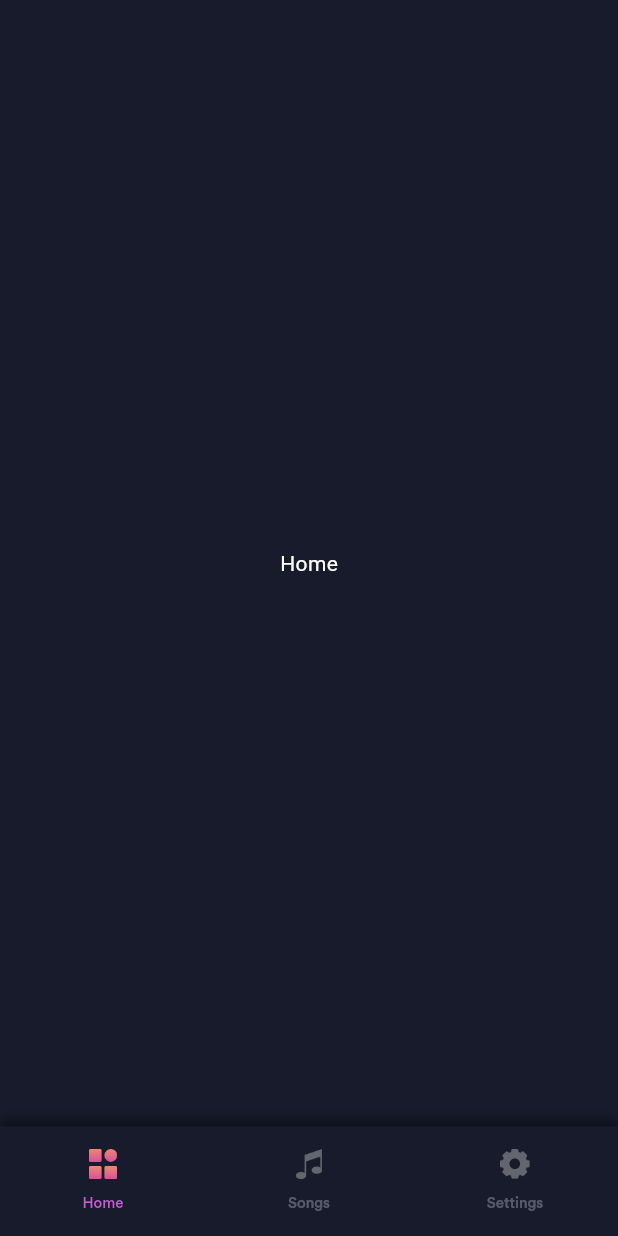
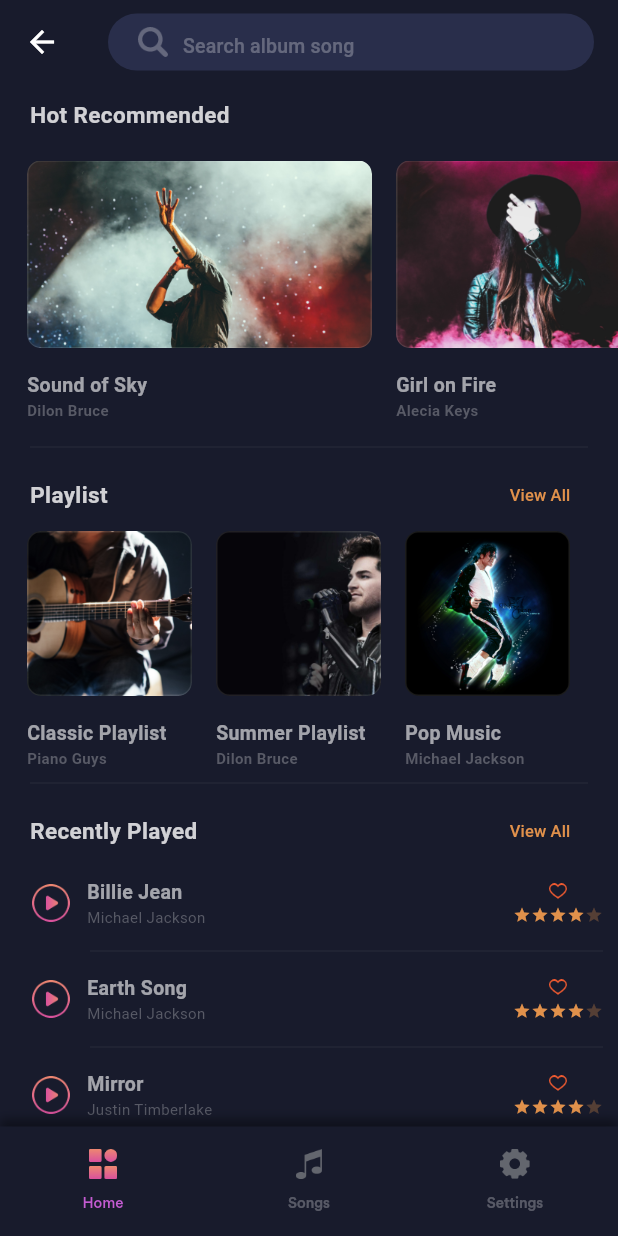
Before and after one commit to ediotic/music-player, a Flutter app: the screen it shows after launch, on a phone screen of 412 x 824 dp. Run offline on Flutter 3.47's test engine with Material 3 defaults, Android fonts, the phone set to English and light mode, and no system bars; drawn by our look-alikes of flutter_rating_bar; our stand-ins replace get.

Commit message:
create home view page and logic put flutter rating bar

```diff
--- /dev/null
+++ b/lib/common_widgets/app_gap.dart
@@ -0,0 +1,14 @@
+import 'package:flutter/material.dart';
+
+class AppGap extends StatelessWidget {
+  final double height;
+  final double width;
+  final Widget? child;
+
+  const AppGap({this.height = 0, this.width = 0, super.key, this.child});
+
+  @override
+  Widget build(BuildContext context) {
+    return SizedBox(height: height, width: width);
+  }
+}
--- /dev/null
+++ b/lib/common_widgets/playlist_cell.dart
@@ -0,0 +1,50 @@
+import 'package:flutter/material.dart';
+
+import '../common/color_extension.dart';
+
+class PlayListCell extends StatelessWidget {
+  final Map mObj;
+  const PlayListCell({super.key, required this.mObj});
+
+  @override
+  Widget build(BuildContext context) {
+    return Container(
+      width: 110,
+      margin: const EdgeInsets.symmetric(horizontal: 8),
+      child: Column(
+        crossAxisAlignment: CrossAxisAlignment.start,
+        children: [
+          ClipRRect(
+            borderRadius: BorderRadius.circular(9),
+            child: Image.asset(
+              mObj["image"],
+              width: double.maxFinite,
+              height: 110,
+              fit: BoxFit.cover,
+            ),
+          ),
+
+          const SizedBox(height: 15,),
+
+          Text(
+            mObj["name"],
+            maxLines: 1,
+            style: TextStyle(
+                color: TColor.primaryText60,
+                fontSize: 13,
+                fontWeight: FontWeight.w700),
+          ),
+
+          Text(
+            mObj["artists"],
+            maxLines: 1,
+            style: TextStyle(
+                color: TColor.secondaryText,
+                fontSize: 10,
+                fontWeight: FontWeight.w700),
+          )
+        ],
+      ),
+    );
+  }
+}
--- /dev/null
+++ b/lib/common_widgets/recommended_cell.dart
@@ -0,0 +1,50 @@
+import 'package:flutter/material.dart';
+
+import '../common/color_extension.dart';
+
+class RecommendedCell extends StatelessWidget {
+  final Map mObj;
+  const RecommendedCell({super.key, required this.mObj});
+
+  @override
+  Widget build(BuildContext context) {
+    return Container(
+      width: 230,
+      margin: const EdgeInsets.symmetric(horizontal: 8),
+      child: Column(
+        crossAxisAlignment: CrossAxisAlignment.start,
+        children: [
+          ClipRRect(
+            borderRadius: BorderRadius.circular(9),
+            child: Image.asset(
+              mObj["image"],
+              width: double.maxFinite,
+              height: 125,
+              fit: BoxFit.cover,
+            ),
+          ),
+
+          const SizedBox(height: 15,),
+
+          Text(
+            mObj["name"],
+            maxLines: 1,
+            style: TextStyle(
+                color: TColor.primaryText60,
+                fontSize: 13,
+                fontWeight: FontWeight.w700),
+          ),
+
+          Text(
+            mObj["artists"],
+            maxLines: 1,
+            style: TextStyle(
+                color: TColor.secondaryText,
+                fontSize: 10,
+                fontWeight: FontWeight.w700),
+          )
+        ],
+      ),
+    );
+  }
+}
--- /dev/null
+++ b/lib/common_widgets/songs_row.dart
@@ -0,0 +1,93 @@
+// ignore_for_file: deprecated_member_use
+
+import 'package:flutter/material.dart';
+import 'package:flutter_rating_bar/flutter_rating_bar.dart';
+import 'package:music_player/common_widgets/app_gap.dart';
+import '../common/color_extension.dart';
+
+class SongsRow extends StatelessWidget {
+  final Map sObj;
+  final VoidCallback onPressedPlay;
+  final VoidCallback onPressed;
+  const SongsRow(
+      {super.key,
+      required this.sObj,
+      required this.onPressedPlay,
+      required this.onPressed});
+
+  @override
+  Widget build(BuildContext context) {
+    return Column(
+      mainAxisSize: MainAxisSize.min,
+      children: [
+        Row(
+          children: [
+            IconButton(
+              onPressed: onPressedPlay,
+              icon: Image.asset(
+                "assets/img/play_btn.png",
+                width: 25,
+                height: 25,
+              ),
+            ),
+            Expanded(
+              child: Column(
+                crossAxisAlignment: CrossAxisAlignment.start,
+                children: [
+                  Text(
+                    sObj["name"],
+                    maxLines: 1,
+                    style: TextStyle(
+                        color: TColor.primaryText60,
+                        fontSize: 13,
+                        fontWeight: FontWeight.w700),
+                  ),
+                  Text(
+                    sObj["artists"],
+                    maxLines: 1,
+                    style: TextStyle(
+                      color: TColor.secondaryText,
+                      fontSize: 10,
+                    ),
+                  )
+                ],
+              ),
+            ),
+            Column(
+
+              children: [
+                Image.asset("assets/img/fav.png",height: 12,width: 12,),
+                const AppGap(height: 4,),
+                IgnorePointer(
+                  ignoring: true,
+                  child: RatingBar.builder(
+                    initialRating: 4,
+                    minRating: 1,
+                    direction: Axis.horizontal,
+                    allowHalfRating: true,
+                    unratedColor: TColor.org.withOpacity(0.3),
+                    itemCount: 5,
+                    itemSize: 12,
+                    itemPadding: EdgeInsets.zero,
+                    itemBuilder: (context, _) => Icon(
+                      Icons.star,
+                      color: TColor.org,
+                    ),
+                    updateOnDrag: false,
+                    onRatingUpdate: (rating) {
+                      print(rating);
+                    },
+                  ),
+                ),
+              ],
+            ),
+          ],
+        ),
+        Divider(
+          color: Colors.white.withOpacity(0.07),
+          indent: 50,
+        ),
+      ],
+    );
+  }
+}
--- /dev/null
+++ b/lib/common_widgets/tittle_section.dart
@@ -0,0 +1,22 @@
+import 'package:flutter/material.dart';
+
+import '../common/color_extension.dart';
+
+class TittleSection extends StatelessWidget {
+  final String tittle;
+  const TittleSection({super.key, required this.tittle});
+
+  @override
+  Widget build(BuildContext context) {
+    return Padding(
+              padding: const EdgeInsets.symmetric(horizontal: 20, vertical: 10),
+              child: Text(
+                tittle,
+                style: TextStyle(
+                    fontSize: 15,
+                    color: TColor.primaryText80,
+                    fontWeight: FontWeight.w600),
+              ),
+            );
+  }
+}
--- /dev/null
+++ b/lib/common_widgets/view_all_section.dart
@@ -0,0 +1,39 @@
+import 'package:flutter/material.dart';
+
+import '../common/color_extension.dart';
+
+class ViewAllSection extends StatelessWidget {
+  final String title;
+  final String buttonTitle;
+  final VoidCallback onPressed;
+  const ViewAllSection(
+      {super.key, required this.title, this.buttonTitle = "View All", required this.onPressed});
+
+  @override
+  Widget build(BuildContext context) {
+    return Padding(
+      padding: const EdgeInsets.symmetric(horizontal: 20, vertical:0),
+      child: Row(
+        children: [
+          Expanded(
+            child: Text(
+              title,
+              style: TextStyle(
+                  fontSize: 15,
+                  color: TColor.primaryText80,
+                  fontWeight: FontWeight.w600),
+            ),
+          ),
+          TextButton(onPressed: onPressed,
+          child: Text(
+              buttonTitle,
+              style: TextStyle(
+                  fontSize: 11,
+                  color: TColor.org,
+                  ),
+            ),)
+        ],
+      ),
+    );
+  }
+}
--- /dev/null
+++ b/lib/view/home/home_view.dart
@@ -0,0 +1,147 @@
+
+
+// ignore_for_file: deprecated_member_use
+
+import 'package:flutter/material.dart';
+import 'package:get/get.dart';
+import 'package:music_player/common_widgets/playlist_cell.dart';
+import 'package:music_player/common_widgets/tittle_section.dart';
+
+import '../../common/color_extension.dart';
+import '../../common_widgets/recommended_cell.dart';
+import '../../common_widgets/songs_row.dart';
+import '../../common_widgets/view_all_section.dart';
+import '../../view_model/home_view_model.dart';
+
+class HomeView extends StatefulWidget {
+  const HomeView({super.key});
+
+  @override
+  State<HomeView> createState() => _HomeViewState();
+}
+
+class _HomeViewState extends State<HomeView> {
+  final homeVM = Get.put(HomeViewModel());
+
+  @override
+  Widget build(BuildContext context) {
+    return Scaffold(
+      appBar: AppBar(
+        backgroundColor: TColor.bg,
+        elevation: 0,
+        // leading: IconButton(
+        //     onPressed: () {
+        //       Get.find<SplashViewMode>().openDrawer();
+        //     },
+        //     icon: Image.asset(
+        //       "assets/img/menu.png",
+        //       width: 25,
+        //       height: 25,
+        //       fit: BoxFit.contain,
+        //     )),
+        title: Row(
+          children: [
+            Expanded(
+              child: Container(
+                height: 38,
+                decoration: BoxDecoration(
+                  color: const Color(0xff292E4B),
+                  borderRadius: BorderRadius.circular(19),
+                ),
+                child: TextField(
+                  controller: homeVM.txtSearch.value,
+                  decoration: InputDecoration(
+                      focusedBorder: InputBorder.none,
+                      enabledBorder: InputBorder.none,
+                      errorBorder: InputBorder.none,
+                      contentPadding: const EdgeInsets.symmetric(
+                          vertical: 4, horizontal: 20),
+                      prefixIcon: Container(
+                        margin: const EdgeInsets.only(left: 20),
+                        alignment: Alignment.centerLeft,
+                        width: 30,
+                        child: Image.asset(
+                          "assets/img/search.png",
+                          width: 20,
+                          height: 20,
+                          fit: BoxFit.contain,
+                          color: TColor.primaryText28,
+                        ),
+                      ),
+                      hintText: "Search album song",
+                      hintStyle: TextStyle(
+                        color: TColor.primaryText28,
+                        fontSize: 13,
+                      )),
+                ),
+              ),
+            )
+          ],
+        ),
+      ),
+      body: SingleChildScrollView(
+        child: Column(
+          crossAxisAlignment: CrossAxisAlignment.start,
+          children: [
+            const TittleSection(tittle: "Hot Recommended"),
+            SizedBox(
+              height: 193,
+              child: ListView.builder(
+                  padding:
+                      const EdgeInsets.symmetric(horizontal: 10, vertical: 10),
+                  scrollDirection: Axis.horizontal,
+                  itemCount: homeVM.hostRecommendedArr.length,
+                  itemBuilder: (context, index) {
+                    var mObj = homeVM.hostRecommendedArr[index];
+                    return RecommendedCell(mObj: mObj);
+                  }),
+            ),
+            Divider(
+              color: Colors.white.withOpacity(0.07),
+              indent: 20,
+              endIndent: 20,
+            ),
+            ViewAllSection(
+              title: "Playlist",
+              onPressed: () {},
+            ),
+            SizedBox(
+              height: 160,
+              child: ListView.builder(
+                  padding:
+                      const EdgeInsets.symmetric(horizontal: 10, vertical: 0),
+                  scrollDirection: Axis.horizontal,
+                  itemCount: homeVM.playListArr.length,
+                  itemBuilder: (context, index) {
+                    var mObj = homeVM.playListArr[index];
+                    return PlayListCell(mObj: mObj);
+                  }),
+            ),
+            Divider(
+              color: Colors.white.withOpacity(0.07),
+              indent: 20,
+              endIndent: 20,
+            ),
+            ViewAllSection(
+              title: "Recently Played",
+              onPressed: () {},
+            ),
+            ListView.builder(
+                physics: const NeverScrollableScrollPhysics(),
+                shrinkWrap: true,
+                padding: const EdgeInsets.symmetric(horizontal: 10),
+                itemCount: homeVM.recentlyPlayedArr.length,
+                itemBuilder: (context, index) {
+                  var sObj = homeVM.recentlyPlayedArr[index];
+                  return SongsRow(
+                    sObj: sObj,
+                    onPressed: () {},
+                    onPressedPlay: () {},
+                  );
+                })
+          ],
+        ),
+      ),
+    );
+  }
+}
--- a/lib/view/main_tabView/main_tab_view.dart
+++ b/lib/view/main_tabView/main_tab_view.dart
@@ -1,5 +1,6 @@
 import 'package:flutter/material.dart';
 import 'package:music_player/common/color_extension.dart';
+import 'package:music_player/view/home/home_view.dart';
 
 class MainTabview extends StatefulWidget {
   const MainTabview({super.key});
@@ -33,11 +34,7 @@ class _MainTabviewState extends State<MainTabview>
   Widget build(BuildContext context) {
     return Scaffold(
       body: TabBarView(controller: controller, children: [
-        Container(
-          child: const Center(
-            child: Text("Home"),
-          ),
-        ),
+       const HomeView(),
         Container(
           child: const Center(
             child: Text("Songs"),
--- /dev/null
+++ b/lib/view_model/home_view_model.dart
@@ -0,0 +1,63 @@
+
+import 'package:flutter/material.dart';
+import 'package:get/get.dart';
+
+class HomeViewModel extends GetxController {
+    final txtSearch = TextEditingController().obs;
+
+    final hostRecommendedArr = [
+        {
+            "image": "assets/img/img_1.png",
+            "name": "Sound of Sky",
+            "artists": "Dilon Bruce"
+        },
+        {
+            "image": "assets/img/img_2.png",
+            "name": "Girl on Fire",
+            "artists": "Alecia Keys"
+        }
+    ].obs;
+
+    final playListArr = [
+        {
+            "image": "assets/img/img_3.png",
+            "name": "Classic Playlist",
+            "artists": "Piano Guys"
+        },
+        {
+            "image": "assets/img/img_4.png",
+            "name": "Summer Playlist",
+            "artists": "Dilon Bruce"
+        },
+        {
+            "image": "assets/img/img_5.png",
+            "name": "Pop Music",
+            "artists": "Michael Jackson"
+        }
+    ];
+
+    final recentlyPlayedArr = [
+        {
+            "rate": 4,
+            "name": "Billie Jean",
+            "artists": "Michael Jackson"
+        },
+        {
+            "rate": 4,
+            "name": "Earth Song",
+            "artists": "Michael Jackson"
+        },
+        {
+            "rate": 4,
+            "name": "Mirror",
+            "artists": "Justin Timberlake"
+        },
+        {
+            "rate": 4,
+            "name": "Remember the Time",
+            "artists": "Michael Jackson"
+        }
+    ].obs;
+}
+
+//.navigationViewStyle(StackNavigationViewStyle())
```
